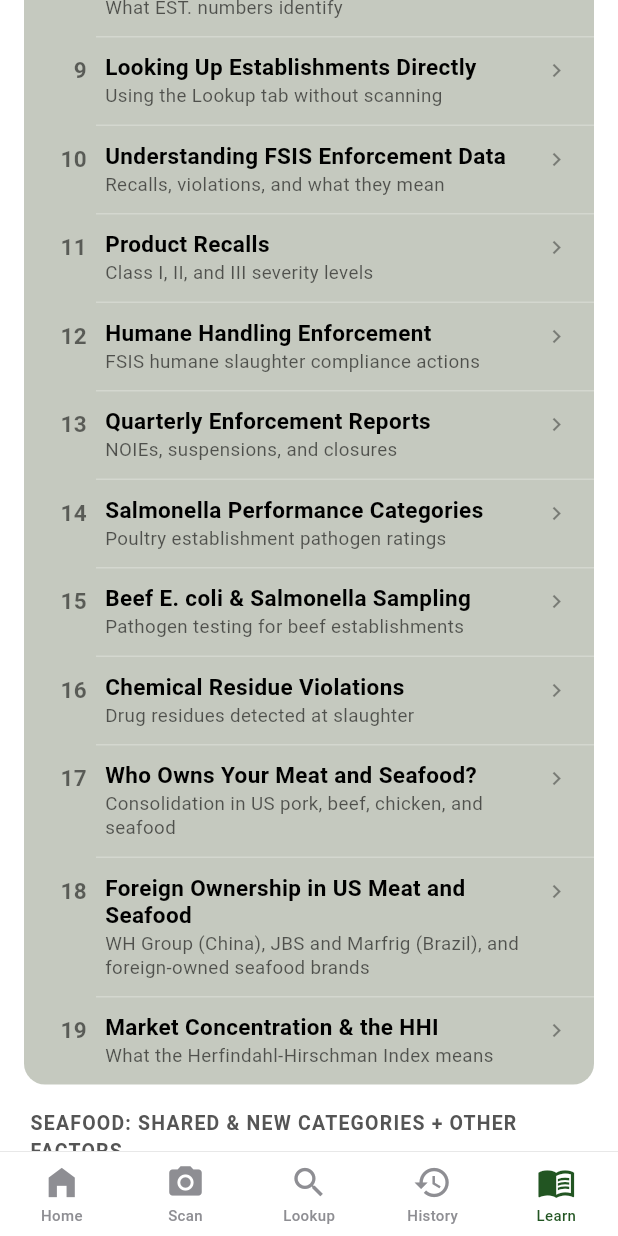
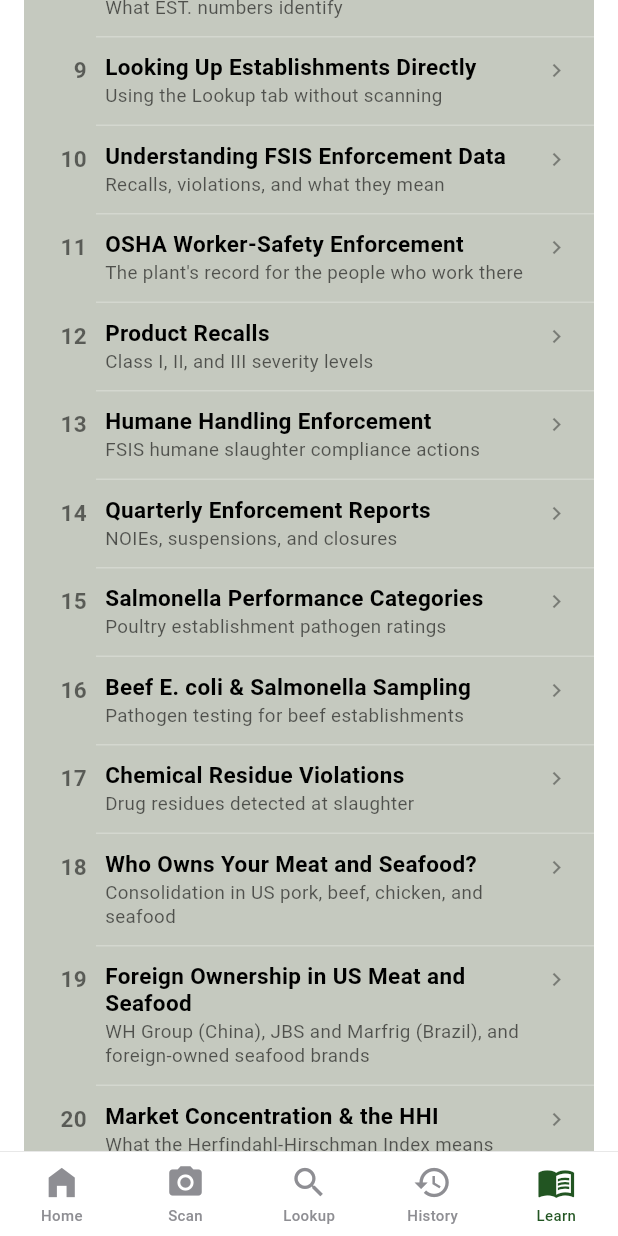
Before and after one commit to fcrocker-nyc/fat-android, a Flutter app: the screen it shows after launch, item 5 of the bottom bar chosen, scrolled down 1152 dp, on a phone screen of 412 x 824 dp. Run offline on Flutter 3.47's test engine with Material 3 defaults, Android fonts, the phone set to English and light mode, and no system bars; our stand-ins replace image_picker, shared_preferences; missing offline and left inert: google_mlkit_image_labeling, google_mlkit_text_recognition; network calls fail.

Commit message:
Learn: add OSHA Worker-Safety topic (+ auto TOC entry)
Co-Authored-By: Claude Opus 4.8 <noreply@anthropic.com>

```diff
--- a/lib/screens/learn_screen.dart
+++ b/lib/screens/learn_screen.dart
@@ -935,6 +935,23 @@ final List<_LearnSection> _sections = <_LearnSection>[
             'What this means:\n'
             'Enforcement data reflects regulatory compliance history, not current product safety. An establishment with enforcement actions on record may have fully resolved those issues. Conversely, the absence of enforcement data does not guarantee perfect performance — it simply means no public enforcement actions were taken during the reporting period.\n\n'
             'FAT presents this information for transparency. You decide how it factors into your purchasing decisions.'),
+      ),
+      _LearnTopic(
+        title: 'OSHA Worker-Safety Enforcement',
+        subtitle: 'The plant\'s record for the people who work there',
+        body: _text(
+            'Meat and poultry plants are among the most dangerous workplaces in U.S. manufacturing — injury and illness rates run well above the manufacturing average, driven by fast line speeds, sharp equipment, cold and wet conditions, and repetitive motion.\n\n'
+            'The Occupational Safety and Health Administration (OSHA), part of the U.S. Department of Labor, inspects these plants and issues citations when it finds hazards. Common ones in slaughter and processing include lockout/tagout (hazardous-energy) failures, unguarded machinery, and process-safety violations on the anhydrous-ammonia refrigeration systems these plants rely on.\n\n'
+            'What FAT shows for a plant\'s OSHA record:\n'
+            '• Inspections — how many times OSHA has been on site\n'
+            '• Citations classified Serious, Willful, Repeat, or Other-than-serious\n'
+            '• Initial and current penalties (these often differ after employer contests and settlements)\n'
+            '• Any fatality or severe-injury event on record\n\n'
+            'A separate axis from food safety:\n'
+            'Worker safety is kept deliberately distinct from the food-safety record above (recalls, residue, humane handling) and is never blended into one number. An OSHA citation says nothing about whether the meat is safe to eat, and a food-safety recall says nothing about how the plant treats its workers — they are two different questions.\n\n'
+            'How the match works:\n'
+            'OSHA records carry no FSIS establishment number, so FAT matches them to the plant by name and address. A name-and-address (or ZIP) confirmed match is shown as the plant\'s record; a name-only match is labeled a "possible" match, not confirmed. Worker injury or illness reports are not violations unless OSHA issued a citation, and figures can change after employer contests or settlements.\n\n'
+            'Source: OSHA Enforcement data, U.S. Department of Labor.'),
       ),
       // 2.11
       _LearnTopic(
```
